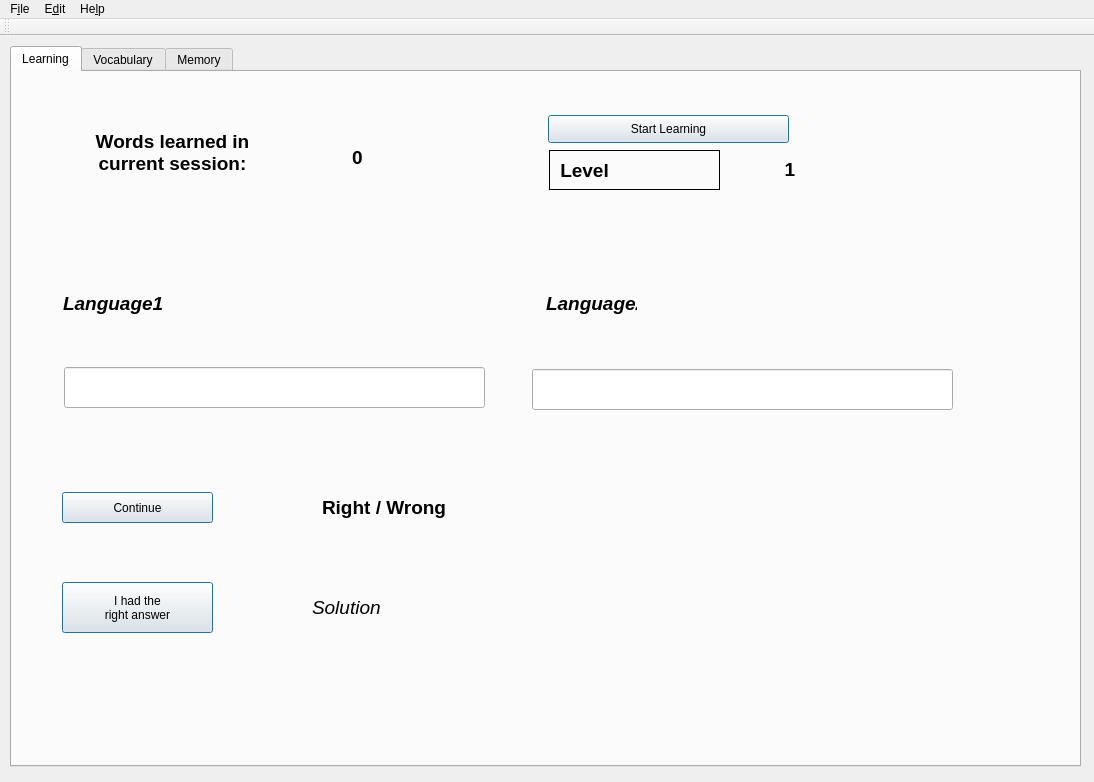
Above: ui_files/mainWindow.ui from LarsThore/Vokabeltrainer before the change. Below: the same form after it.
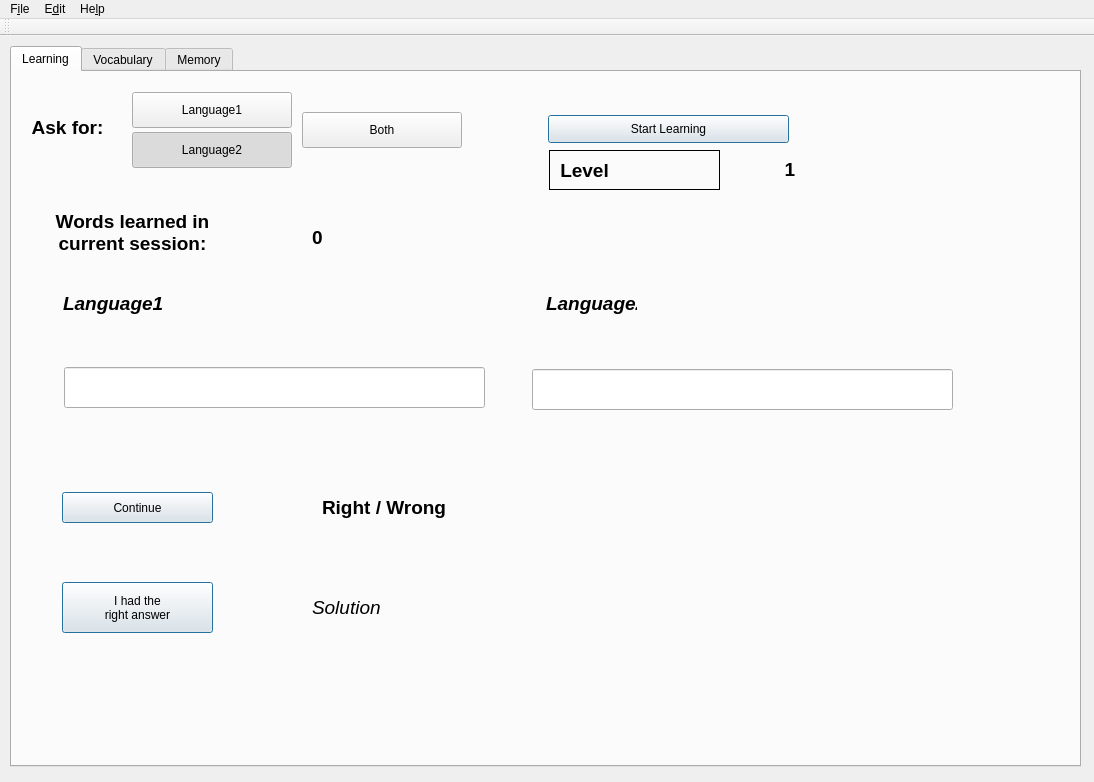
That is the form after the change. The open tabs and pages were chosen to show the change.

Commit message: now possible to learn in both directions

```diff
--- a/ui_files/mainWindow.ui
+++ b/ui_files/mainWindow.ui
@@ -307,8 +307,8 @@
      <widget class="QLabel" name="vocabsLearnedLabel">
       <property name="geometry">
        <rect>
-        <x>60</x>
-        <y>40</y>
+        <x>20</x>
+        <y>120</y>
         <width>201</width>
         <height>81</height>
        </rect>
@@ -348,8 +348,8 @@
      <widget class="QLabel" name="vocabsLearned">
       <property name="geometry">
        <rect>
-        <x>320</x>
-        <y>60</y>
+        <x>280</x>
+        <y>140</y>
         <width>51</width>
         <height>50</height>
        </rect>
@@ -386,6 +386,101 @@
        <bool>true</bool>
       </property>
      </widget>
+     <widget class="QPushButton" name="language2Button">
+      <property name="geometry">
+       <rect>
+        <x>120</x>
+        <y>60</y>
+        <width>160</width>
+        <height>36</height>
+       </rect>
+      </property>
+      <property name="text">
+       <string>Language2</string>
+      </property>
+      <property name="checkable">
+       <bool>true</bool>
+      </property>
+      <property name="checked">
+       <bool>true</bool>
+      </property>
+     </widget>
+     <widget class="QPushButton" name="language1Button">
+      <property name="geometry">
+       <rect>
+        <x>120</x>
+        <y>20</y>
+        <width>160</width>
+        <height>36</height>
+       </rect>
+      </property>
+      <property name="text">
+       <string>Language1</string>
+      </property>
+      <property name="checkable">
+       <bool>true</bool>
+      </property>
+      <property name="checked">
+       <bool>false</bool>
+      </property>
+     </widget>
+     <widget class="QPushButton" name="languageBothButton">
+      <property name="geometry">
+       <rect>
+        <x>290</x>
+        <y>40</y>
+        <width>160</width>
+        <height>36</height>
+       </rect>
+      </property>
+      <property name="text">
+       <string>Both</string>
+      </property>
+      <property name="checkable">
+       <bool>true</bool>
+      </property>
+     </widget>
+     <widget class="QLabel" name="vocabsLearnedLabel_2">
+      <property name="geometry">
+       <rect>
+        <x>10</x>
+        <y>30</y>
+        <width>91</width>
+        <height>50</height>
+       </rect>
+      </property>
+      <property name="minimumSize">
+       <size>
+        <width>0</width>
+        <height>50</height>
+       </size>
+      </property>
+      <property name="maximumSize">
+       <size>
+        <width>250</width>
+        <height>16777215</height>
+       </size>
+      </property>
+      <property name="font">
+       <font>
+        <pointsize>14</pointsize>
+        <weight>75</weight>
+        <bold>true</bold>
+       </font>
+      </property>
+      <property name="frameShape">
+       <enum>QFrame::NoFrame</enum>
+      </property>
+      <property name="text">
+       <string>Ask for:</string>
+      </property>
+      <property name="alignment">
+       <set>Qt::AlignCenter</set>
+      </property>
+      <property name="wordWrap">
+       <bool>true</bool>
+      </property>
+     </widget>
     </widget>
     <widget class="QWidget" name="tab2">
      <attribute name="title">
```
Left out of the diff: 2 changed lines with no effect on the pictures. The commit also changes 9 other files.
